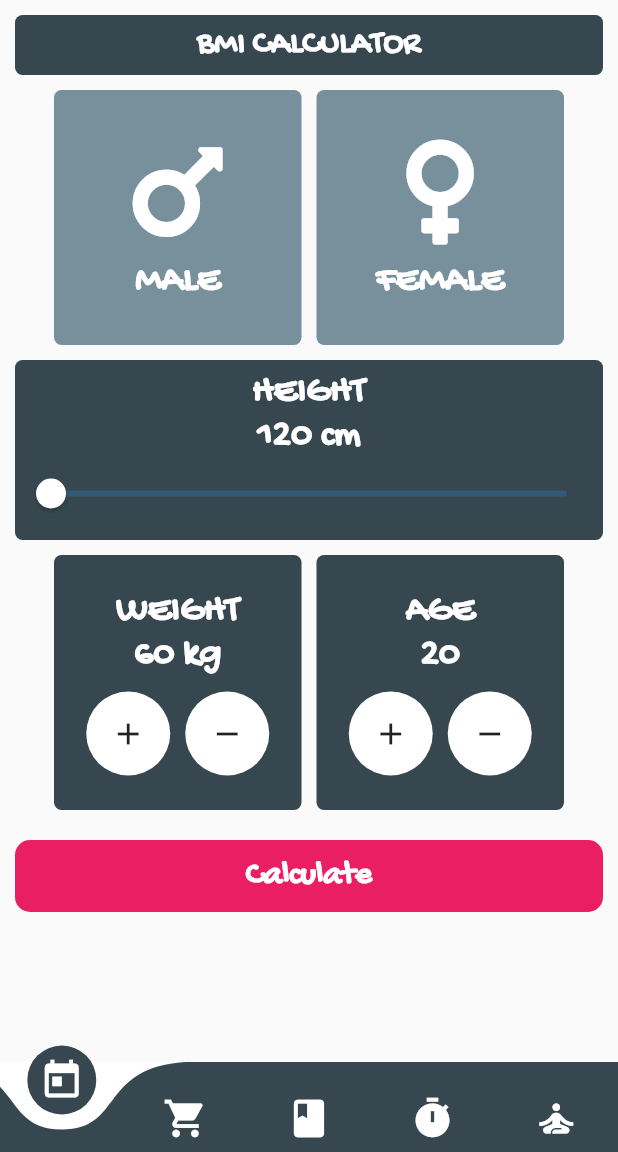
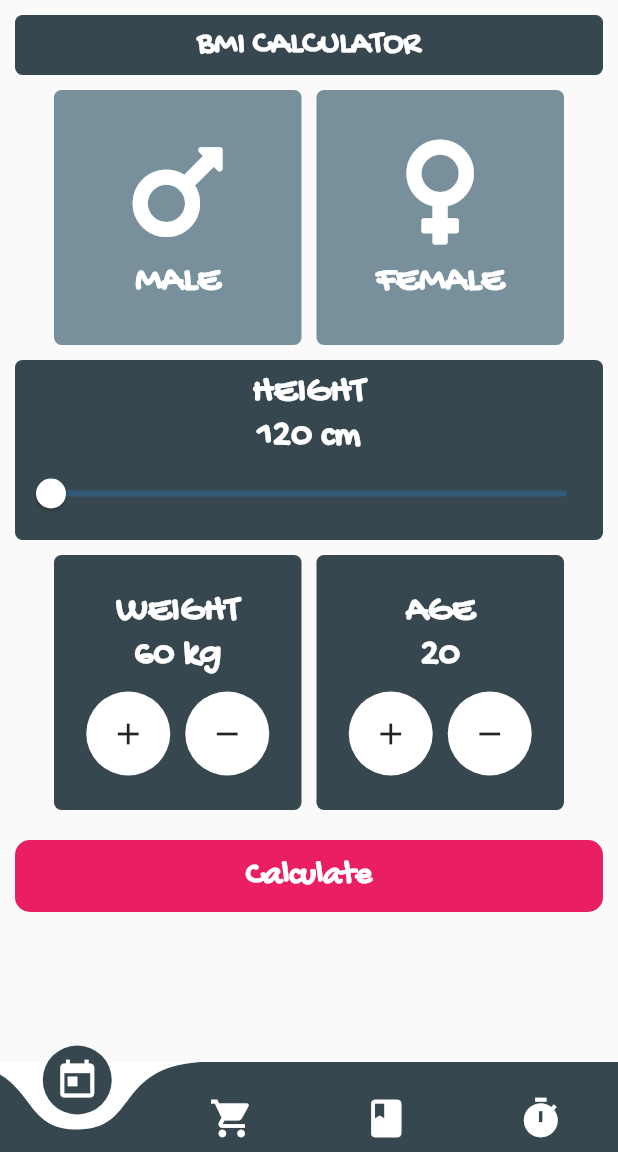
Before and after one commit to Soham-2411/digitrack, a Flutter app: the screen it shows after launch, on a phone screen of 412 x 824 dp, the part 84-1236 px from its top. Run offline on Flutter 3.47's test engine with Material 2 defaults, Android fonts, the phone set to English and light mode, and no system bars; drawn by our look-alikes of curved_navigation_bar; our stand-ins replace font_awesome_flutter, shared_preferences.

Commit message:
Removed unecessary code

```diff
--- a/lib/navigation.dart
+++ b/lib/navigation.dart
@@ -38,7 +38,6 @@ class _NavigationBarState extends State<NavigationBar> {
             ),
             onPressed: () {
               // do something
-              //TODO: Add dark mode here
               setState(() {
                 if (nightMode == Colors.white)
                   nightMode = Colors.black;
@@ -80,11 +79,6 @@ class _NavigationBarState extends State<NavigationBar> {
             size: 30,
             color: Colors.white,
           ),
-          Icon(
-            Icons.self_improvement,
-            size: 30,
-            color: Colors.white,
-          ),
         ],
         onTap: (index) {
           setState(() {
@@ -100,10 +94,7 @@ class _NavigationBarState extends State<NavigationBar> {
                   ? Shopping()
                   : (_page == 2)
                       ? Notes()
-                    : (_page == 3)
-                        ? Reminders()
-                        : WellBeing(),
-      ),
+                      : Reminders()),
     ));
   }
 }
```
Lines whose indentation alone changed are shown as unchanged.
